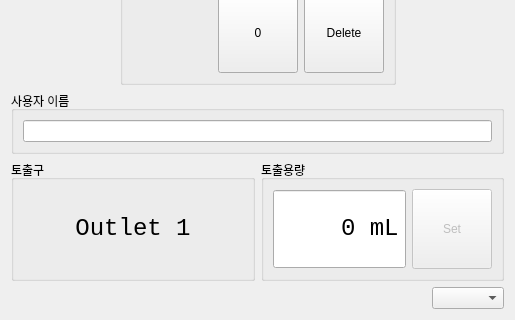
Before: the Qt Designer form Python/MainWidget.ui in cwal1220/arduino-solenoid, drawn with Qt 5; both pictures show x 0 to 515 and y 432 to 752 of the 515 by 752 pixel window.
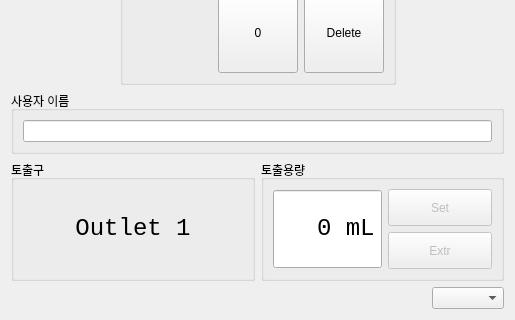
After: the same form once the commit is applied.

Commit message: [fea] Add Led Button feature

Patch:
```diff
--- a/Python/MainWidget.ui
+++ b/Python/MainWidget.ui
@@ -593,25 +593,27 @@
          </widget>
         </item>
         <item>
+         <layout class="QVBoxLayout" name="verticalLayout_2">
+          <item>
          <widget class="QPushButton" name="setButton">
           <property name="enabled">
            <bool>false</bool>
           </property>
           <property name="sizePolicy">
-           <sizepolicy hsizetype="Fixed" vsizetype="Fixed">
+             <sizepolicy hsizetype="Maximum" vsizetype="Maximum">
             <horstretch>0</horstretch>
             <verstretch>0</verstretch>
            </sizepolicy>
           </property>
           <property name="minimumSize">
            <size>
-            <width>80</width>
-            <height>80</height>
+              <width>0</width>
+              <height>0</height>
            </size>
           </property>
           <property name="maximumSize">
            <size>
-            <width>80</width>
+              <width>999</width>
             <height>80</height>
            </size>
           </property>
@@ -619,6 +621,36 @@
            <string>Set</string>
           </property>
          </widget>
+          </item>
+          <item>
+           <widget class="QPushButton" name="extrButton">
+            <property name="enabled">
+             <bool>false</bool>
+            </property>
+            <property name="sizePolicy">
+             <sizepolicy hsizetype="Maximum" vsizetype="Maximum">
+              <horstretch>0</horstretch>
+              <verstretch>0</verstretch>
+             </sizepolicy>
+            </property>
+            <property name="minimumSize">
+             <size>
+              <width>0</width>
+              <height>0</height>
+             </size>
+            </property>
+            <property name="maximumSize">
+             <size>
+              <width>999</width>
+              <height>80</height>
+             </size>
+            </property>
+            <property name="text">
+             <string>Extr</string>
+            </property>
+           </widget>
+          </item>
+         </layout>
         </item>
        </layout>
       </widget>
```
Lines whose indentation alone changed are shown as unchanged. The commit also changes 5 other files.
